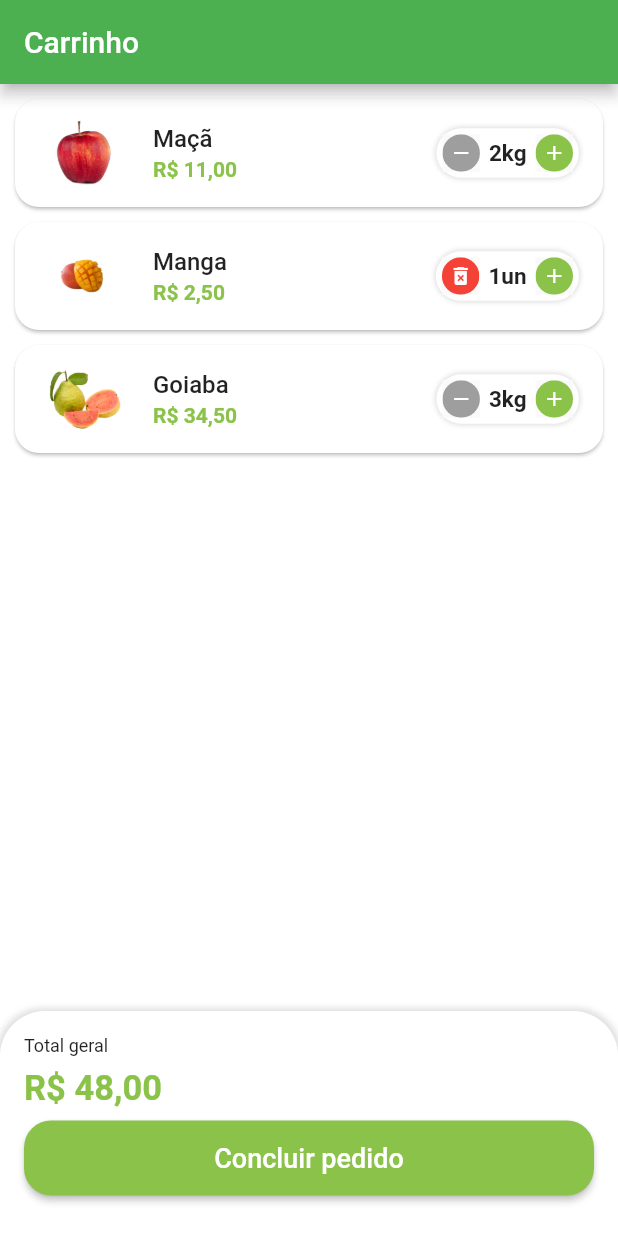
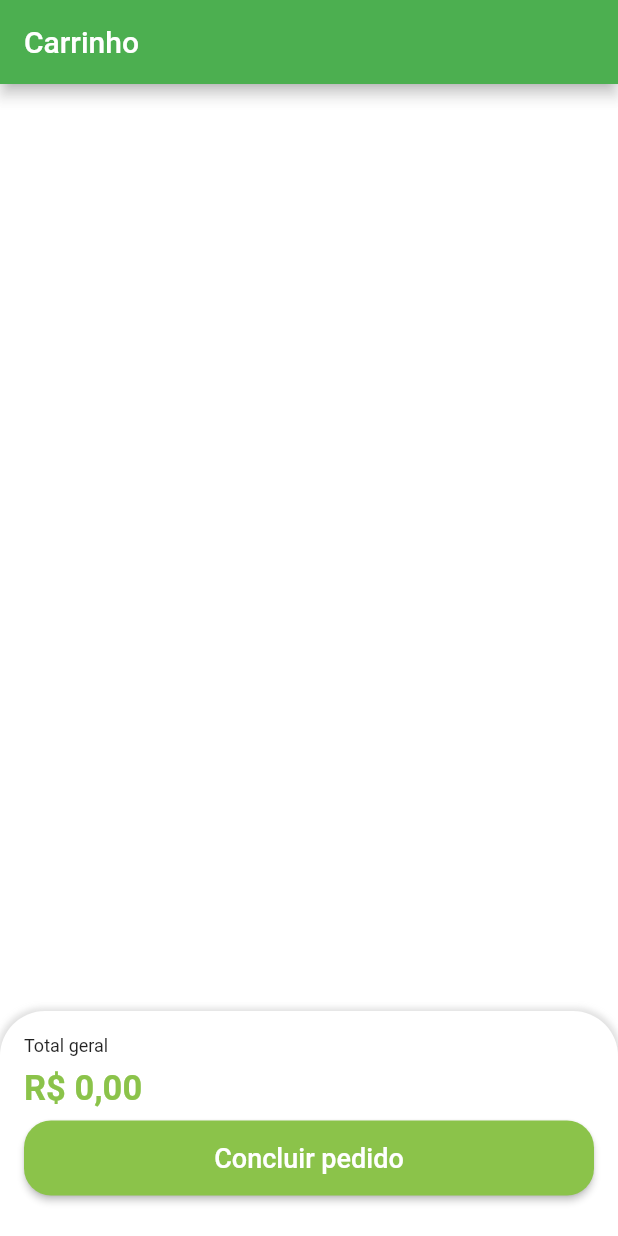
Before and after one commit to dlmoraes/greengrocer, a Flutter app: the CartTab screen opened directly, on a phone screen of 412 x 824 dp. Run offline on Flutter 3.47's test engine with Material 2 defaults, Android fonts, the phone set to English and light mode, and no system bars; our stand-ins replace animated_text_kit, badges, dio, flutter_secure_storage, fluttertoast, freezed_annotation and 4 more; missing offline and left inert: add_to_cart_animation; accounts and stored records are empty.

Commit message:
Ajustando Model Item do Carrinho

```diff
--- a/lib/src/config/app_data.dart
+++ b/lib/src/config/app_data.dart
@@ -1,4 +1,3 @@
-import 'package:greengrocer/src/models/cart_item_model.dart';
 import 'package:greengrocer/src/models/item_model.dart';
 import 'package:greengrocer/src/models/order_model.dart';
 import 'package:greengrocer/src/models/user_model.dart';
@@ -75,20 +74,20 @@ List<String> categories = [
   'Cereais',
 ];
 
-List<CartItemModel> cartItems = [
-  CartItemModel(
-    item: apple,
-    quantity: 2,
-  ),
-  CartItemModel(
-    item: mango,
-    quantity: 1,
-  ),
-  CartItemModel(
-    item: guava,
-    quantity: 3,
-  ),
-];
+// List<CartItemModel> cartItems = [
+//   CartItemModel(
+//     item: apple,
+//     quantity: 2,
+//   ),
+//   CartItemModel(
+//     item: mango,
+//     quantity: 1,
+//   ),
+//   CartItemModel(
+//     item: guava,
+//     quantity: 3,
+//   ),
+// ];
 
 UserModel user = UserModel(
   name: 'João Pedro',
@@ -105,14 +104,14 @@ List<OrderModel> orders = [
     createdDateTime: DateTime.parse('2023-07-24 10:00:10.458'),
     overdueDateTime: DateTime.parse('2023-07-24 11:00:10.458'),
     items: [
-      CartItemModel(
-        item: apple,
-        quantity: 2,
-      ),
-      CartItemModel(
-        item: mango,
-        quantity: 2,
-      ),
+      // CartItemModel(
+      //   item: apple,
+      //   quantity: 2,
+      // ),
+      // CartItemModel(
+      //   item: mango,
+      //   quantity: 2,
+      // ),
     ],
     status: 'delivered',
     copyAndPaste: 'q1w2e3r4t5y6',
@@ -125,10 +124,10 @@ List<OrderModel> orders = [
     createdDateTime: DateTime.parse('2023-07-28 10:00:10.458'),
     overdueDateTime: DateTime.parse('2023-07-24 11:00:10.458'),
     items: [
-      CartItemModel(
-        item: guava,
-        quantity: 1,
-      ),
+      // CartItemModel(
+      //   item: guava,
+      //   quantity: 1,
+      // ),
     ],
     status: 'pending_payment',
     copyAndPaste: 'q1w2e3r4t5y6',
--- a/lib/src/models/cart_item_model.dart
+++ b/lib/src/models/cart_item_model.dart
@@ -1,13 +1,29 @@
+// ignore_for_file: public_member_api_docs, sort_constructors_first
 import 'package:greengrocer/src/models/item_model.dart';
+import 'package:json_annotation/json_annotation.dart';
 
+part 'cart_item_model.g.dart';
+
+@JsonSerializable()
 class CartItemModel {
+  String id;
+  @JsonKey(name: 'product')
   ItemModel item;
   int quantity;
 
   CartItemModel({
+    required this.id,
     required this.item,
     required this.quantity,
   });
 
+  factory CartItemModel.fromJson(Map<String, dynamic> json) =>
+      _$CartItemModelFromJson(json);
+  Map<String, dynamic> toJson() => _$CartItemModelToJson(this);
+
   double totalPrice() => item.price * quantity;
+
+  @override
+  String toString() =>
+      'CartItemModel(id: $id, item: $item, quantity: $quantity)';
 }
--- a/lib/src/pages/auth/view/sign_in_screen.dart
+++ b/lib/src/pages/auth/view/sign_in_screen.dart
@@ -4,7 +4,7 @@ import 'package:get/get.dart';
 import 'package:greengrocer/src/config/custom_colors.dart';
 import 'package:greengrocer/src/pages/auth/controller/auth_controller.dart';
 import 'package:greengrocer/src/pages/auth/view/components/forgot_password_dialog.dart';
-import 'package:greengrocer/src/pages/cart/components/app_name_widget.dart';
+import 'package:greengrocer/src/pages/cart/view/components/app_name_widget.dart';
 import 'package:greengrocer/src/pages/commom_widgets/custom_text_field.dart';
 import 'package:greengrocer/src/pages_routes/app_pages.dart';
 import 'package:greengrocer/src/services/utils_services.dart';
--- a/lib/src/pages/cart/view/cart_tab.dart
+++ b/lib/src/pages/cart/view/cart_tab.dart
@@ -1,10 +1,9 @@
 import 'package:flutter/material.dart';
+import 'package:greengrocer/src/config/app_data.dart' as appData;
 import 'package:greengrocer/src/config/custom_colors.dart';
 import 'package:greengrocer/src/models/cart_item_model.dart';
-import 'package:greengrocer/src/pages/cart/view/components/cart_tile.dart';
 import 'package:greengrocer/src/pages/commom_widgets/payment_dialog.dart';
 import 'package:greengrocer/src/services/utils_services.dart';
-import 'package:greengrocer/src/config/app_data.dart' as appData;
 
 class CartTab extends StatefulWidget {
   const CartTab({Key? key}) : super(key: key);
@@ -17,20 +16,20 @@ class _CartTabState extends State<CartTab> {
   final UtilsServices utilsServices = UtilsServices();
 
   void removeItemFromCart(CartItemModel cartItem) {
-    setState(() {
-      appData.cartItems.remove(cartItem);
+    // setState(() {
+    //   appData.cartItems.remove(cartItem);
 
-      utilsServices.showToast(
-        message: '${cartItem.item.itemName} removido do carrinho',
-      );
-    });
+    //   utilsServices.showToast(
+    //     message: '${cartItem.item.itemName} removido do carrinho',
+    //   );
+    // });
   }
 
   double cartTotalPrice() {
     double total = 0;
-    for (var cartItem in appData.cartItems) {
-      total += cartItem.totalPrice();
-    }
+    // for (var cartItem in appData.cartItems) {
+    //   total += cartItem.totalPrice();
+    // }
     return total;
   }
 
@@ -44,10 +43,13 @@ class _CartTabState extends State<CartTab> {
         children: [
           Expanded(
             child: ListView.builder(
-              itemCount: appData.cartItems.length,
-              itemBuilder: (_, index) => CartTile(
-                  cartItem: appData.cartItems[index],
-                  remove: removeItemFromCart),
+              itemCount: 0,
+              itemBuilder: (_, index) {
+                return Container();
+                // return CartTile(
+                //     cartItem: appData.cartItems[index],
+                //     remove: removeItemFromCart);
+              },
             ),
           ),
           Container(
```
Also changed, not shown: lib/src/pages/cart/controller/cart_controller.dart (+19 -1 lines), lib/src/pages/cart/repository/cart_repository.dart (+10 -3 lines), lib/src/models/cart_item_model.g.dart (added).
